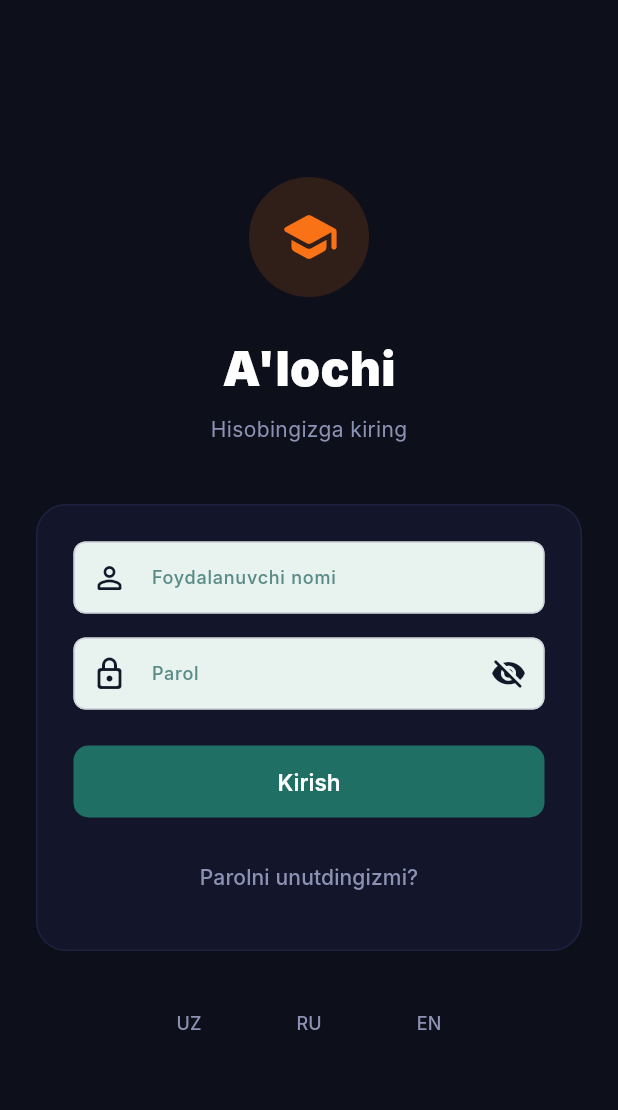
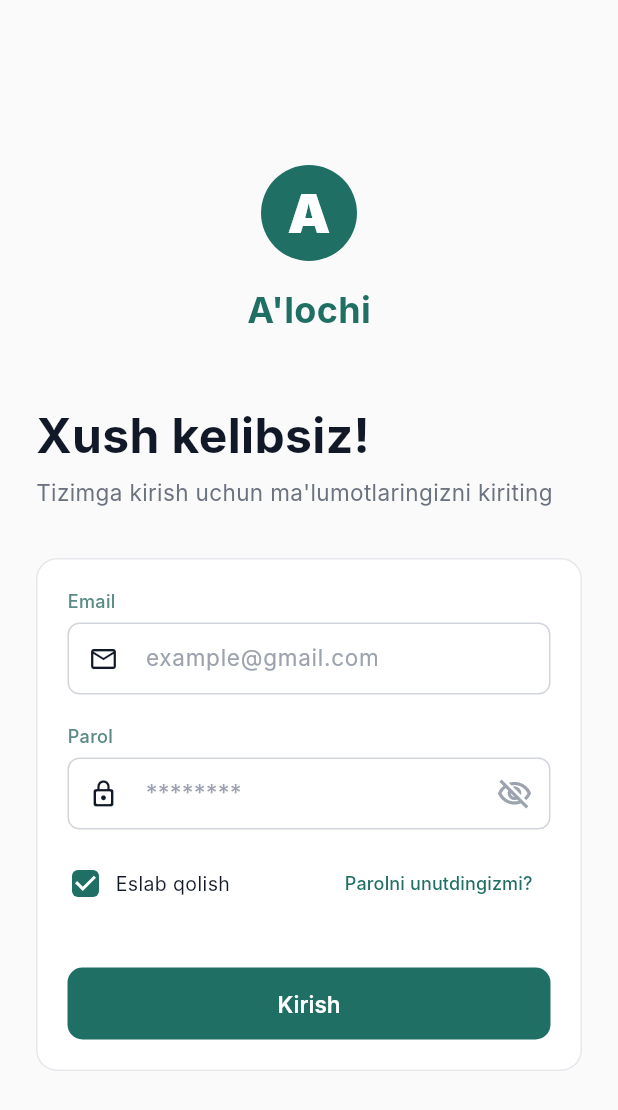
Before and after one commit to rusthype/Alochi_app, a Flutter app: the screen it shows after launch, scrolled down 1152 dp, after a tap on "Kirish", on a phone screen of 412 x 824 dp. Shown: the top 1110 px of the screen. Run offline on Flutter 3.47's test engine with Material 3 defaults, Android fonts, the phone set to English and light mode, and no system bars; our stand-ins replace cached_network_image, confetti, dio, file_picker, fl_chart, flutter_riverpod and 7 more; Roboto replaces fonts that are missing (Inter); project files that could hold a hidden picture were left out.

Commit message:
feat(teacher): login screen with backend integration
- Redesigned with brand teal A mark
- flutter_secure_storage for tokens
- Form validation and error handling
- Routes to /dashboard for teacher role

```diff
--- a/lib/core/storage/storage.dart
+++ b/lib/core/storage/storage.dart
@@ -1,24 +1,24 @@
+import 'package:flutter_secure_storage/flutter_secure_storage.dart';
 import 'package:shared_preferences/shared_preferences.dart';
 
 class AppStorage {
+  static const _storage = FlutterSecureStorage();
+
   static const _accessKey  = 'access_token';
   static const _refreshKey = 'refresh_token';
   static const _userKey    = 'user_data';
 
   static Future<void> saveTokens(String access, String refresh) async {
-    final prefs = await SharedPreferences.getInstance();
-    await prefs.setString(_accessKey, access);
-    await prefs.setString(_refreshKey, refresh);
+    await _storage.write(key: _accessKey, value: access);
+    await _storage.write(key: _refreshKey, value: refresh);
   }
 
   static Future<String?> getAccessToken() async {
-    final prefs = await SharedPreferences.getInstance();
-    return prefs.getString(_accessKey);
+    return await _storage.read(key: _accessKey);
   }
 
   static Future<String?> getRefreshToken() async {
-    final prefs = await SharedPreferences.getInstance();
-    return prefs.getString(_refreshKey);
+    return await _storage.read(key: _refreshKey);
   }
 
   static Future<void> saveUserData(String json) async {
@@ -32,9 +32,9 @@ class AppStorage {
   }
 
   static Future<void> clearAll() async {
+    await _storage.delete(key: _accessKey);
+    await _storage.delete(key: _refreshKey);
     final prefs = await SharedPreferences.getInstance();
-    await prefs.remove(_accessKey);
-    await prefs.remove(_refreshKey);
     await prefs.remove(_userKey);
   }
 }
--- a/lib/features/auth/login_screen.dart
+++ b/lib/features/auth/login_screen.dart
@@ -1,7 +1,11 @@
 import 'package:flutter/material.dart';
 import 'package:flutter_riverpod/flutter_riverpod.dart';
 import 'package:go_router/go_router.dart';
-import '../../shared/constants/colors.dart';
+import '../../theme/colors.dart';
+import '../../theme/typography.dart';
+import '../../shared/widgets/alochi_button.dart';
+import '../../shared/widgets/alochi_input.dart';
+import '../../shared/widgets/alochi_card.dart';
 import 'auth_provider.dart';
 
 class LoginScreen extends ConsumerStatefulWidget {
@@ -12,22 +16,24 @@ class LoginScreen extends ConsumerStatefulWidget {
 }
 
 class _LoginScreenState extends ConsumerState<LoginScreen> {
-  final _usernameCtrl = TextEditingController();
+  final _emailCtrl = TextEditingController();
   final _passwordCtrl = TextEditingController();
-  bool _obscure = true;
+  final _formKey = GlobalKey<FormState>();
+  bool _rememberMe = true;
 
   @override
   void dispose() {
-    _usernameCtrl.dispose();
+    _emailCtrl.dispose();
     _passwordCtrl.dispose();
     super.dispose();
   }
 
   void _login() {
-    final username = _usernameCtrl.text.trim();
+    if (_formKey.currentState?.validate() ?? false) {
+      final email = _emailCtrl.text.trim();
       final password = _passwordCtrl.text;
-    if (username.isEmpty || password.isEmpty) return;
-    ref.read(authProvider.notifier).login(username, password);
+      ref.read(authProvider.notifier).login(email, password);
+    }
   }
 
   @override
@@ -36,133 +42,144 @@ class _LoginScreenState extends ConsumerState<LoginScreen> {
 
     ref.listen(authProvider, (prev, next) {
       if (next.user != null) {
-        final role = next.user!.role;
-        context.go(role == 'parent' ? '/parent/dashboard' : '/student/dashboard');
+        // In the sprint plan, it goes to /dashboard
+        context.go('/dashboard');
+      }
+      if (next.error != null) {
+        ScaffoldMessenger.of(context).showSnackBar(
+          SnackBar(
+            content: Text(next.error!),
+            backgroundColor: AppColors.danger,
+          ),
+        );
       }
     });
 
     return Scaffold(
-      backgroundColor: kBgMain,
-      body: Center(
+      backgroundColor: AppColors.surface,
+      body: SafeArea(
+        child: Center(
           child: SingleChildScrollView(
-          padding: const EdgeInsets.all(24),
-          child: ConstrainedBox(
-            constraints: const BoxConstraints(maxWidth: 400),
+            padding: const EdgeInsets.symmetric(horizontal: 24.0, vertical: 40.0),
+            child: Form(
+              key: _formKey,
               child: Column(
+                crossAxisAlignment: CrossAxisAlignment.center,
                 children: [
+                  // Teal "A" mark + logo
                   Container(
-                  padding: const EdgeInsets.all(20),
-                  decoration: BoxDecoration(
-                    color: kOrange.withValues(alpha: 0.15),
+                    width: 64,
+                    height: 64,
+                    decoration: const BoxDecoration(
+                      color: AppColors.brand,
                       shape: BoxShape.circle,
                     ),
-                  child: const Icon(Icons.school_rounded, color: kOrange, size: 40),
+                    child: const Center(
+                      child: Text(
+                        'A',
+                        style: TextStyle(
+                          color: Colors.white,
+                          fontSize: 36,
+                          fontWeight: FontWeight.w900,
                         ),
-                const SizedBox(height: 24),
-                const Text("A'lochi",
-                    style: TextStyle(
-                        color: kTextPrimary,
-                        fontSize: 32,
-                        fontWeight: FontWeight.w900)),
+                      ),
+                    ),
+                  ),
+                  const SizedBox(height: 16),
+                  Text(
+                    "A'lochi",
+                    style: AppTextStyles.displayM.copyWith(color: AppColors.brand),
+                  ),
+                  const SizedBox(height: 48),
+                  Align(
+                    alignment: Alignment.centerLeft,
+                    child: Column(
+                      crossAxisAlignment: CrossAxisAlignment.start,
+                      children: [
+                        Text(
+                          'Xush kelibsiz!',
+                          style: AppTextStyles.displayL.copyWith(color: AppColors.ink),
+                        ),
                         const SizedBox(height: 8),
-                const Text('Hisobingizga kiring',
-                    style: TextStyle(color: kTextSecondary)),
-                const SizedBox(height: 40),
-                Container(
-                  padding: const EdgeInsets.all(24),
-                  decoration: BoxDecoration(
-                    color: kBgCard,
-                    borderRadius: BorderRadius.circular(20),
-                    border: Border.all(color: kBgBorder),
-                  ),
-                  child: Column(
-                    crossAxisAlignment: CrossAxisAlignment.stretch,
-                    children: [
-                      if (auth.error != null)
-                        Container(
-                          padding: const EdgeInsets.all(12),
-                          margin: const EdgeInsets.only(bottom: 16),
-                          decoration: BoxDecoration(
-                            color: kRed.withValues(alpha: 0.1),
-                            borderRadius: BorderRadius.circular(8),
-                            border: Border.all(color: kRed.withValues(alpha: 0.3)),
-                          ),
-                          child: Row(
-                            children: [
-                              const Icon(Icons.error_outline_rounded,
-                                  color: kRed, size: 16),
-                              const SizedBox(width: 8),
-                              Expanded(
-                                child: Text(auth.error!,
-                                    style: const TextStyle(
-                                        color: kRed, fontSize: 13)),
+                        Text(
+                          'Tizimga kirish uchun ma\'lumotlaringizni kiriting',
+                          style: AppTextStyles.body.copyWith(color: const Color(0xFF6B7280)),
                         ),
                       ],
                     ),
                   ),
-                      TextField(
-                        controller: _usernameCtrl,
-                        decoration: const InputDecoration(
-                          labelText: 'Foydalanuvchi nomi',
-                          prefixIcon: Icon(Icons.person_outline_rounded),
+                  const SizedBox(height: 32),
+                  AlochiCard(
+                    padding: const EdgeInsets.all(20),
+                    child: Column(
+                      crossAxisAlignment: CrossAxisAlignment.stretch,
+                      children: [
+                        AlochiInput(
+                          label: 'Email',
+                          hintText: 'example@gmail.com',
+                          controller: _emailCtrl,
+                          keyboardType: TextInputType.emailAddress,
+                          prefixIcon: const Icon(Icons.email_outlined, size: 20),
+                          validator: (v) {
+                            if (v == null || v.isEmpty) return 'Email kiriting';
+                            if (!v.contains('@')) return 'Email noto\'g\'ri';
+                            return null;
+                          },
                         ),
-                        onSubmitted: (_) => _login(),
+                        const SizedBox(height: 20),
+                        AlochiInput(
+                          label: 'Parol',
+                          hintText: '********',
+                          controller: _passwordCtrl,
+                          isPassword: true,
+                          prefixIcon: const Icon(Icons.lock_outline_rounded, size: 20),
+                          validator: (v) {
+                            if (v == null || v.isEmpty) return 'Parol kiriting';
+                            if (v.length < 6) return 'Parol kamida 6 ta belgi';
+                            return null;
+                          },
                         ),
-                      const SizedBox(height: 16),
-                      TextField(
-                        controller: _passwordCtrl,
-                        obscureText: _obscure,
-                        decoration: InputDecoration(
-                          labelText: 'Parol',
-                          prefixIcon:
-                              const Icon(Icons.lock_outline_rounded),
-                          suffixIcon: IconButton(
-                            icon: Icon(_obscure
-                                ? Icons.visibility_off_rounded
-                                : Icons.visibility_rounded),
-                            onPressed: () =>
-                                setState(() => _obscure = !_obscure),
+                        const SizedBox(height: 12),
+                        Row(
+                          children: [
+                            SizedBox(
+                              width: 24,
+                              height: 24,
+                              child: Checkbox(
+                                value: _rememberMe,
+                                onChanged: (v) => setState(() => _rememberMe = v ?? false),
+                                activeColor: AppColors.brand,
+                                shape: RoundedRectangleBorder(
+                                  borderRadius: BorderRadius.circular(4),
                                 ),
                               ),
-                        onSubmitted: (_) => _login(),
                             ),
-                      const SizedBox(height: 24),
-                      ElevatedButton(
-                        onPressed: auth.isLoading ? null : _login,
-                        child: auth.isLoading
-                            ? const SizedBox(
-                                height: 20,
-                                width: 20,
-                                child: CircularProgressIndicator(
-                                    color: Colors.white, strokeWidth: 2))
-                            : const Text('Kirish'),
+                            const SizedBox(width: 8),
+                            Text(
+                              'Eslab qolish',
+                              style: AppTextStyles.bodyS.copyWith(color: AppColors.ink),
                             ),
-                      const SizedBox(height: 16),
+                            const Spacer(),
                             TextButton(
-                        onPressed: () => context.go('/forgot-password'),
-                        child: const Text('Parolni unutdingizmi?',
-                            style: TextStyle(color: kTextSecondary)),
+                              onPressed: () => context.push('/forgot-password'),
+                              child: Text(
+                                'Parolni unutdingizmi?',
+                                style: AppTextStyles.label.copyWith(color: AppColors.brand),
+                              ),
+                            ),
+                          ],
+                        ),
+                        const SizedBox(height: 32),
+                        AlochiButton.primary(
+                          label: 'Kirish',
+                          onPressed: _login,
+                          isLoading: auth.isLoading,
                         ),
                       ],
                     ),
                   ),
-                const SizedBox(height: 24),
-                Row(
-                  mainAxisAlignment: MainAxisAlignment.center,
-                  children: ['UZ', 'RU', 'EN']
-                      .map((lang) => Padding(
-                            padding:
-                                const EdgeInsets.symmetric(horizontal: 8),
-                            child: TextButton(
-                              onPressed: () {},
-                              child: Text(lang,
-                                  style: const TextStyle(
-                                      color: kTextSecondary, fontSize: 12)),
+                ],
               ),
-                          ))
-                      .toList(),
-                ),
-              ],
             ),
           ),
         ),
--- a/pubspec.yaml
+++ b/pubspec.yaml
@@ -29,6 +29,7 @@ dependencies:
   equatable: ^2.0.5
   logger: ^2.0.2+1
   url_launcher: ^6.2.5
+  flutter_secure_storage: ^10.0.0
 
 dev_dependencies:
   flutter_test:
```
Also changed, not shown: pubspec.lock. Lines whose indentation alone changed are shown as unchanged.
